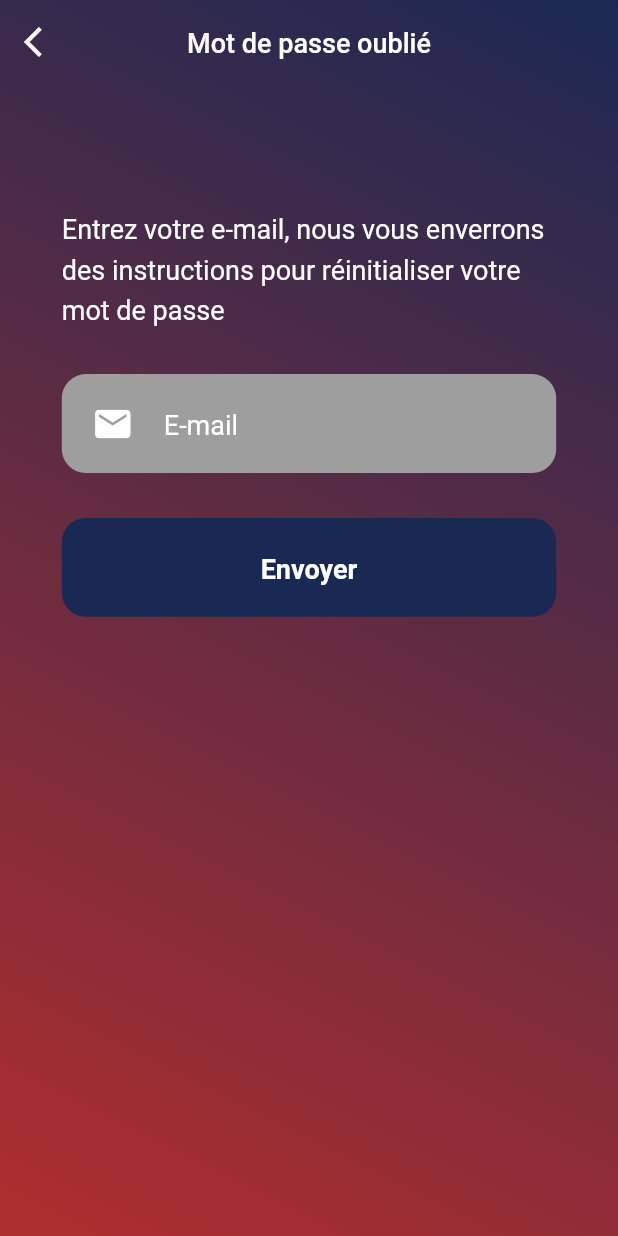
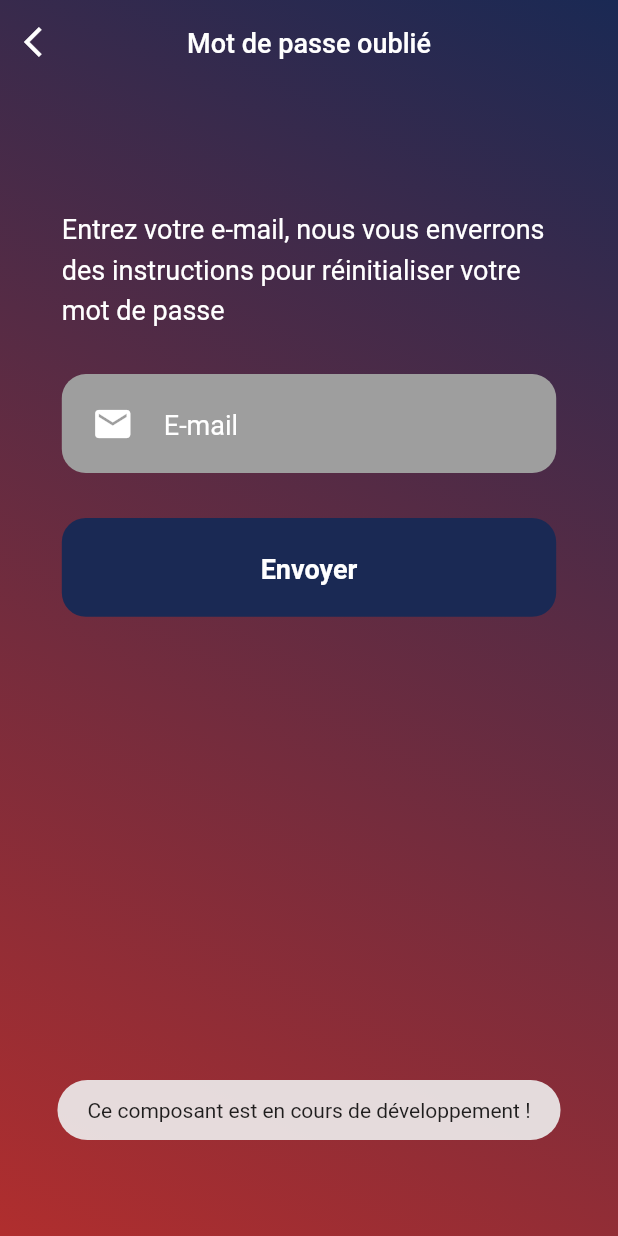
Before and after one commit to LeBonFrancais/app_le_bon_francais, a Flutter app: the ForgotPassword screen opened by its route, after a tap on "Envoyer", on a phone screen of 412 x 824 dp. Run offline on Flutter 3.47's test engine with Material 2 defaults, Android fonts, the phone set to English and light mode, and no system bars; our stand-ins replace fluttertoast, google_maps_flutter, rflutter_alert; network calls fail.

```diff
--- a/lib/main.dart
+++ b/lib/main.dart
@@ -23,12 +23,13 @@ class _MyAppState extends State<MyApp> {
       debugShowCheckedModeBanner: false,
       theme: ThemeData(
           primarySwatch: Palette.darkBlue, backgroundColor: Colors.blueGrey),
-      initialRoute: '/',
+      initialRoute: '/SplashScreen',
       routes: {
+        '/SplashScreen': (context) => const SplashScreen(),
         '/': (context) => const HomeScreen(),
         'MapScreen': (context) => const MapScreen(),
         'ResearchScreen': (context) => const ResearchScreen(),
-        'MailScreen' : (context) => const MailScreen(),
+        'MailScreen': (context) => const MailScreen(),
         //Condition si connecté
         'ProfilePage': (context) => const ProfilePage(),
         //Condition si non connecté
--- a/lib/screens/forgot_password.dart
+++ b/lib/screens/forgot_password.dart
@@ -1,7 +1,7 @@
 import 'package:flutter/material.dart';
 import 'package:app_le_bon_francais/pallete.dart';
-import 'package:app_le_bon_francais/widgets/rounded_button.dart';
 import 'package:app_le_bon_francais/widgets/text_field_input.dart';
+import 'package:fluttertoast/fluttertoast.dart';
 
 class ForgotPassword extends StatelessWidget {
   const ForgotPassword({Key? key}) : super(key: key);
@@ -13,26 +13,24 @@ class ForgotPassword extends StatelessWidget {
       children: [
         Scaffold(
           body: Container(
-              decoration : const BoxDecoration(
+            decoration: const BoxDecoration(
               gradient: LinearGradient(
                 begin: Alignment.topRight,
                 end: Alignment.bottomLeft,
-
                 colors: [
                   Palette.darkBlue,
                   Palette.redDark,
                 ],
               ),
             ),
-              child:
-                Column(
+            child: Column(
               children: [
                 AppBar(
                   backgroundColor: Colors.transparent,
                   elevation: 0,
                   leading: IconButton(
                     onPressed: () {
-                          Navigator.pop(context,'LoginScreen');
+                      Navigator.pop(context, 'LoginScreen');
                     },
                     icon: const Icon(
                       Icons.arrow_back_ios,
@@ -62,13 +60,13 @@ class ForgotPassword extends StatelessWidget {
                   icon: Icons.mail,
                   hint: 'E-mail',
                   inputType: TextInputType.emailAddress,
-                      inputAction: TextInputAction.done, key: null,
-
+                  inputAction: TextInputAction.done,
+                  key: null,
                 ),
                 const SizedBox(
                   height: 20,
                 ),
-                    const RoundedButton(buttonName: 'Envoyer', key: null,)
+                _button(context)
               ],
             ),
           ),
@@ -76,4 +74,26 @@ class ForgotPassword extends StatelessWidget {
       ],
     );
   }
+
+  Widget _button(BuildContext context) {
+    Size size = MediaQuery.of(context).size;
+    return Container(
+      height: size.height * 0.08,
+      width: size.width * 0.8,
+      decoration: BoxDecoration(
+        borderRadius: BorderRadius.circular(16),
+        color: Palette.darkBlue,
+      ),
+      child: TextButton(
+        onPressed: () {
+          Fluttertoast.showToast(
+              msg: 'Ce composant est en cours de développement !');
+        },
+        child: Text(
+          'Envoyer',
+          style: kBodyText.copyWith(fontWeight: FontWeight.bold),
+        ),
+      ),
+    );
   }
+}
--- a/lib/screens/screens.dart
+++ b/lib/screens/screens.dart
@@ -6,3 +6,4 @@ export 'home.dart';
 export 'research.dart';
 export 'mail_screen.dart';
 export 'profil_page.dart';
+export 'splash_screen.dart';
--- a/lib/widgets/rounded_button.dart
+++ b/lib/widgets/rounded_button.dart
@@ -5,7 +5,6 @@ class RoundedButton extends StatelessWidget {
   const RoundedButton({
     Key? key,
     this.buttonName,
-
   }) : super(key: key);
 
   final String? buttonName;
```
Also changed, not shown: lib/screens/home.dart (+49 -70 lines), lib/screens/splash_screen.dart (added, +42 -0 lines). Lines whose indentation alone changed are shown as unchanged.
